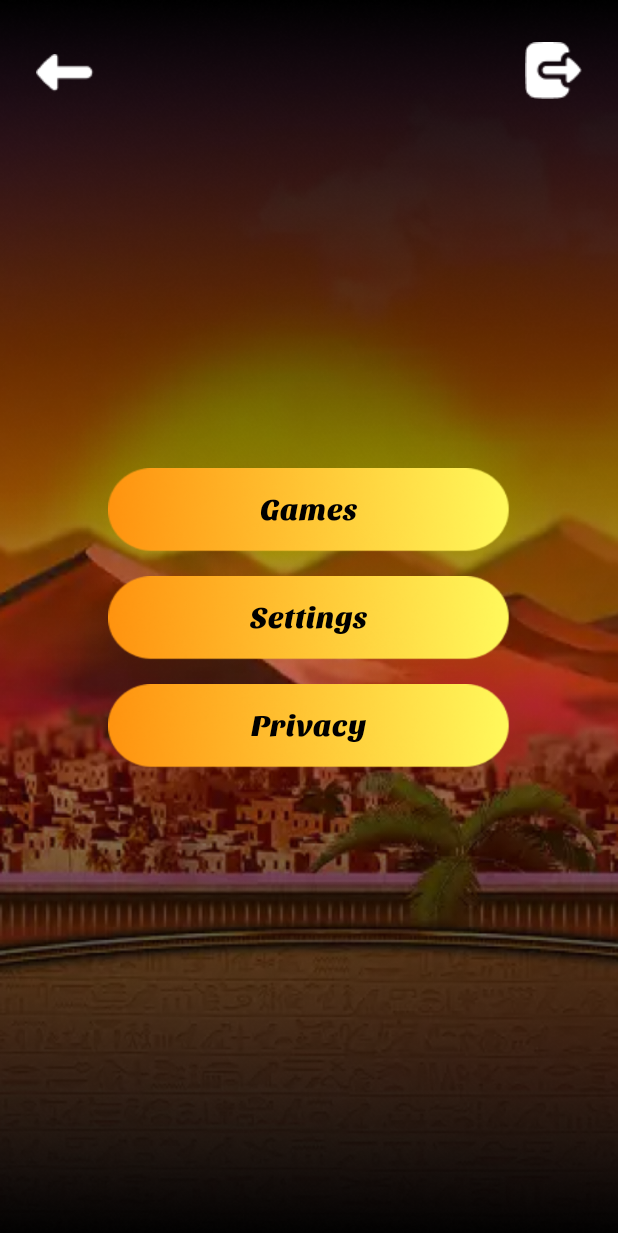
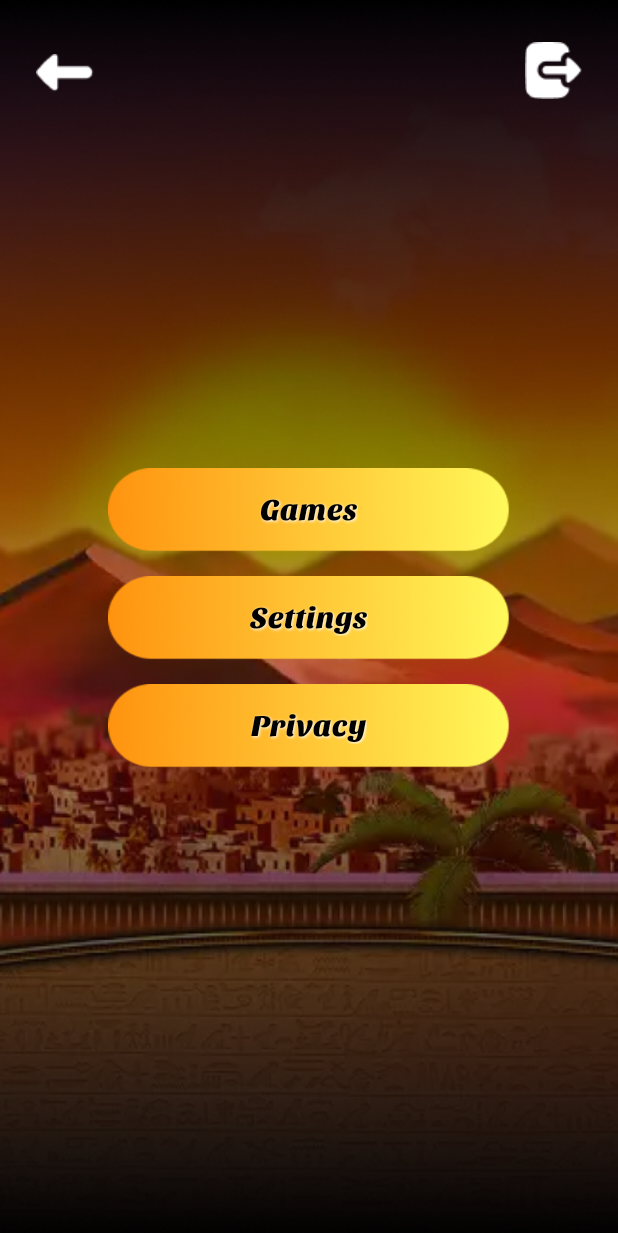
Before and after one commit to lLeoNeedl/81-android, an Android app: the MenuFragment screen opened directly, with no data from a screen before it, on a phone screen of 412 x 824 dp. Shown: the top 1233 px of the screen. Run offline under Robolectric (Android 15) with nearby library versions, the phone set to English and light mode, and no system bars.

Commit message:
Added shadow to text

```diff
--- a/app/src/main/res/color/text_input_layout_bg_color.xml
+++ /dev/null
@@ -1,4 +0,0 @@
-<?xml version="1.0" encoding="utf-8"?>
-<selector xmlns:android="http://schemas.android.com/apk/res/android">
-    <item android:alpha="0.25" android:color="#8CFFFFFF"/>
-</selector>
--- a/app/src/main/res/color/text_input_layout_stroke_color.xml
+++ /dev/null
@@ -1,4 +0,0 @@
-<?xml version="1.0" encoding="utf-8"?>
-<selector xmlns:android="http://schemas.android.com/apk/res/android">
-    <item android:color="@android:color/transparent"/>
-</selector>
--- a/app/src/main/res/drawable/base_ripple_effect.xml
+++ b/app/src/main/res/drawable/base_ripple_effect.xml
@@ -1,4 +1,4 @@
 <?xml version="1.0" encoding="utf-8"?>
 <ripple xmlns:android="http://schemas.android.com/apk/res/android"
-    android:color="@color/white">
+    android:color="@color/black">
 </ripple>
--- a/app/src/main/res/drawable/menu_btn_back_ripple.xml
+++ /dev/null
@@ -1,6 +0,0 @@
-<?xml version="1.0" encoding="utf-8"?>
-<ripple xmlns:android="http://schemas.android.com/apk/res/android"
-    android:color="@color/black" >
-    <item android:drawable="@drawable/menu_btn_back">
-    </item>
-</ripple>
--- a/app/src/main/res/drawable/menu_btn_gift_ripple.xml
+++ /dev/null
@@ -1,6 +0,0 @@
-<?xml version="1.0" encoding="utf-8"?>
-<ripple xmlns:android="http://schemas.android.com/apk/res/android"
-    android:color="@color/ripple_material_dark" >
-    <item android:drawable="@drawable/menu_btn_gift">
-    </item>
-</ripple>
--- a/app/src/main/res/drawable/menu_btn_logout_ripple.xml
+++ /dev/null
@@ -1,6 +0,0 @@
-<?xml version="1.0" encoding="utf-8"?>
-<ripple xmlns:android="http://schemas.android.com/apk/res/android"
-    android:color="@color/black" >
-    <item android:drawable="@drawable/menu_btn_logout">
-    </item>
-</ripple>
--- /dev/null
+++ b/app/src/main/res/drawable/rounded_shape.xml
@@ -0,0 +1,6 @@
+<?xml version="1.0" encoding="utf-8"?>
+<shape xmlns:android="http://schemas.android.com/apk/res/android"
+    android:shape="oval">
+    <solid android:color="@color/white"/>
+
+</shape>
--- a/app/src/main/res/layout-land/activity_second_game.xml
+++ b/app/src/main/res/layout-land/activity_second_game.xml
@@ -174,7 +174,6 @@
             app:layout_constraintEnd_toEndOf="parent">
 
             <TextView
-                android:id="@+id/btn_spin"
                 style="@style/SecondaryTextStyle"
                 android:layout_width="match_parent"
                 android:layout_height="wrap_content"
--- a/app/src/main/res/layout/activity_second_game.xml
+++ b/app/src/main/res/layout/activity_second_game.xml
@@ -179,7 +179,6 @@
             app:layout_constraintStart_toStartOf="parent">
 
             <TextView
-                android:id="@+id/btn_spin"
                 style="@style/SecondaryTextStyle"
                 android:layout_width="match_parent"
                 android:layout_height="wrap_content"
--- a/app/src/main/res/layout/fragment_menu.xml
+++ b/app/src/main/res/layout/fragment_menu.xml
@@ -36,7 +36,7 @@
         <ImageView
             android:layout_width="wrap_content"
             android:layout_height="wrap_content"
-            android:background="@drawable/menu_btn_back"
+            android:src="@drawable/menu_btn_back"
             android:contentDescription="@string/menu_btn_return_description"
             app:layout_constraintStart_toStartOf="parent"
             app:layout_constraintTop_toTopOf="parent" />
@@ -58,7 +58,7 @@
         <ImageView
             android:layout_width="wrap_content"
             android:layout_height="wrap_content"
-            android:background="@drawable/menu_btn_logout"
+            android:src="@drawable/menu_btn_logout"
             android:contentDescription="@string/menu_btn_logout_description"
             app:layout_constraintStart_toStartOf="parent"
             app:layout_constraintTop_toTopOf="parent" />
--- a/app/src/main/res/layout/fragment_settings.xml
+++ b/app/src/main/res/layout/fragment_settings.xml
@@ -36,7 +36,7 @@
         <ImageView
             android:layout_width="wrap_content"
             android:layout_height="wrap_content"
-            android:background="@drawable/menu_btn_back"
+            android:src="@drawable/menu_btn_back"
             android:contentDescription="@string/menu_btn_return_description"
             app:layout_constraintStart_toStartOf="parent"
             app:layout_constraintTop_toTopOf="parent" />
--- a/app/src/main/res/values/styles.xml
+++ b/app/src/main/res/values/styles.xml
@@ -4,6 +4,10 @@
         <item name="android:textSize">24sp</item>
         <item name="android:textColor">@color/white</item>
         <item name="fontFamily">@font/sansita_one_font</item>
+        <item name="android:shadowColor">@color/white</item>
+        <item name="android:shadowDx">1</item>
+        <item name="android:shadowDy">1</item>
+        <item name="android:shadowRadius">2</item>
     </style>
 
     <style name="SecondaryTextStyle" parent="BaseTextStyle">
```
Also changed, not shown: app/src/main/res/layout/fragment_choose_game.xml (+3 -4 lines).
